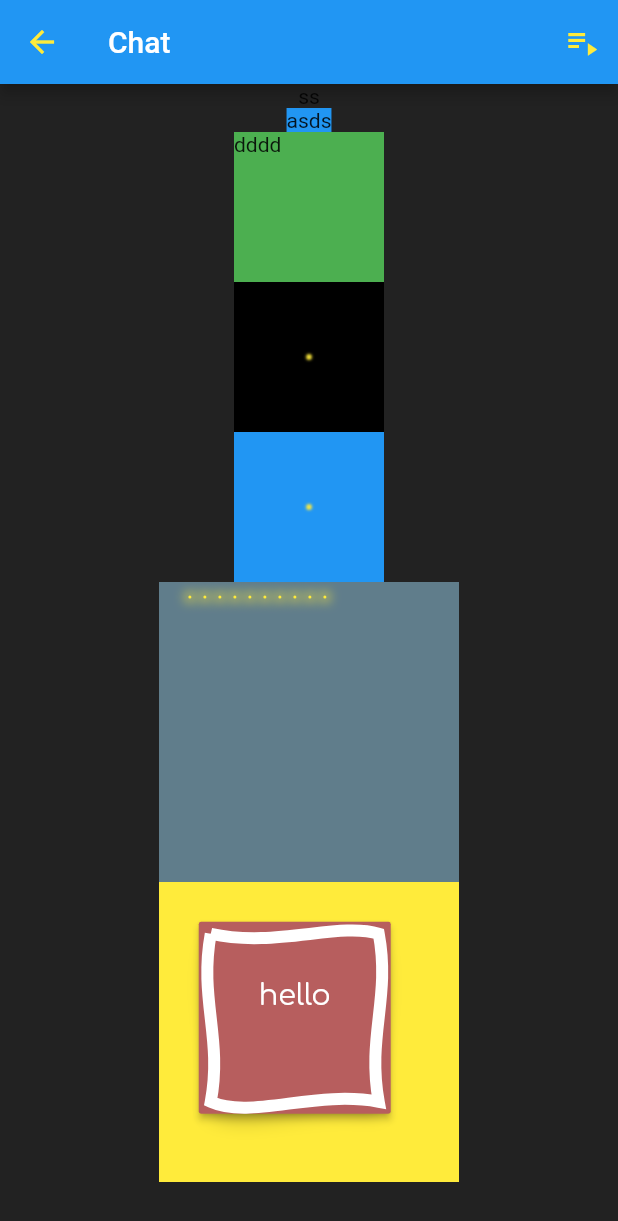
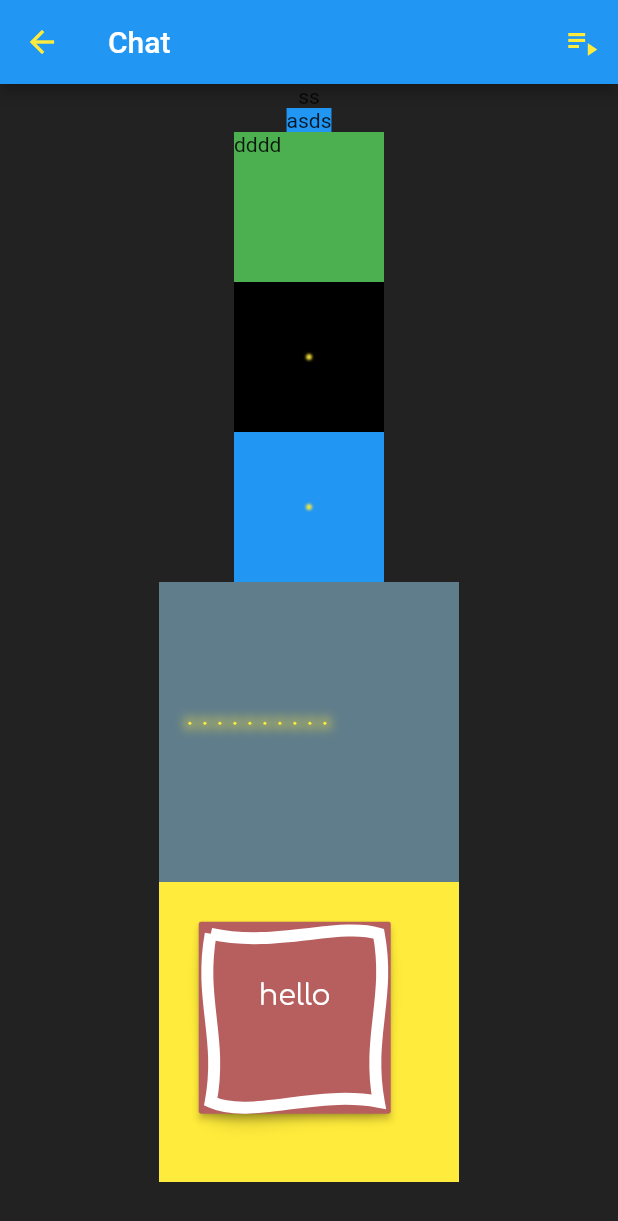
Before and after one commit to fmatosqg/flutter-sample-crypto, a Flutter app: the screen it shows after launch, after a tap on "Anonymous", on a phone screen of 412 x 824 dp. Shown: the top 1221 px of the screen. Run offline on Flutter 3.47's test engine with Material 2 defaults, Android fonts, the phone set to English and light mode, and no system bars; our stand-ins replace video_player, yaml; missing offline and left inert: code_builder, dart_style.

```diff
--- a/lib/ui/screen/chat/Sparkles.dart
+++ b/lib/ui/screen/chat/Sparkles.dart
@@ -20,8 +20,11 @@ class _SparklingBoxx extends StatefulWidget {
   State<StatefulWidget> createState() => new _SparklingBoxState();
 }
 
-class _SparklingBoxState extends State<_SparklingBoxx> {
+class _SparklingBoxState extends State<_SparklingBoxx>
+    with TickerProviderStateMixin {
   List<Dot> listDot;
+
+  AnimationController animationController;
 
   @override
   void initState() {
@@ -29,28 +32,45 @@ class _SparklingBoxState extends State<_SparklingBoxx> {
 
     listDot = [];
     new List.generate(dotCount, (i) {
-      double dx = widget._size.width / dotCount;
+      double dx = widget._size.width / dotCount.ceilToDouble();
 
-      var x = 10.0 * i + dx / 2;
-      var y = 10.0;
+      double x = 010.0 * i.ceilToDouble() + dx / 2.ceilToDouble();
+      double y = 01.0;
       listDot.add(new Dot(x, y));
     });
     super.initState();
+
+    animationController = new AnimationController(
+      vsync: this,
+      duration: new Duration(seconds: 10),
+    )
+      ..addListener(() {
+        for (var node in listDot) {
+          node.move(animationController.value);
+        }
+      })
+      ..repeat(min: 0.0, max: 1.0, period: new Duration(seconds: 3))
+//    ..repeat()
+    ;
   }
 
   @override
   void dispose() {
+    animationController.dispose();
     super.dispose();
   }
 
   @override
   Widget build(BuildContext context) {
-    return new Container(
-      // hh
-//        child: new Text("ddd")
-      child: new CustomPaint(
-        painter: new _SparksPainter(listDot),
-      ),
+    return new AnimatedBuilder(
+        animation: new CurvedAnimation(
+            parent: animationController, curve: Curves.easeInOut),
+        builder: _buildBody);
+  }
+
+  Widget _buildBody(BuildContext context, Widget child) {
+    return new CustomPaint(
+      painter: new _SparksPainter(listDot),
     );
   }
 }
@@ -80,7 +100,14 @@ class Dot {
   double y;
   double x;
 
-  Dot(this.x, this.y);
+  final double initialX, initialY;
+
+  Dot(this.initialX, this.initialY);
+
+  void move(double dt) {
+    y = initialY + Curves.elasticOut.transform(dt) * 100.0;
+    x = initialX;
+  }
 
   void draw(Canvas canvas, Paint paint) {
 //    double size = 3.9;
```
